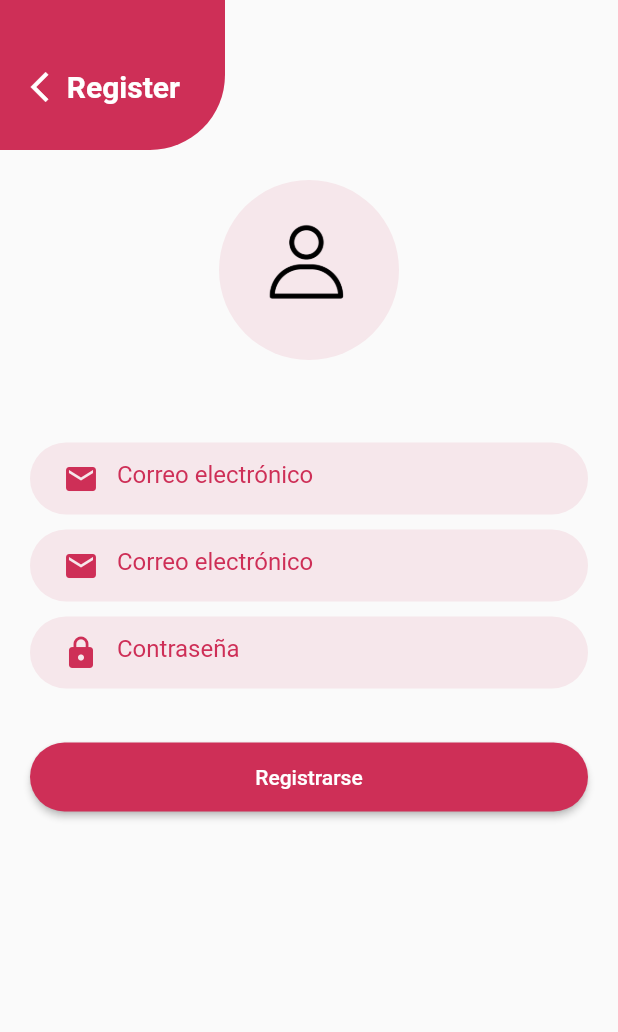
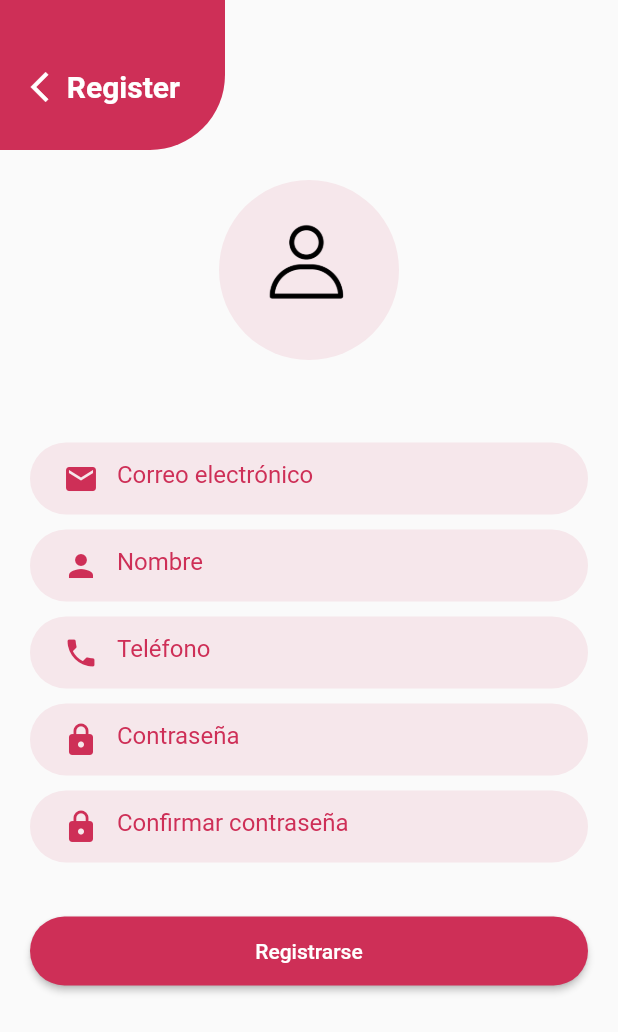
Before and after one commit to JoseGaldamez/chaty, a Flutter app: the screen it shows after launch, after a tap on "Regístrate", on a phone screen of 412 x 824 dp. Shown: the top 1032 px of the screen. Run offline on Flutter 3.47's test engine with Material 2 defaults, Android fonts, the phone set to English and light mode, and no system bars; our stand-ins replace get.

Commit message:
adding controllers login and register

```diff
--- /dev/null
+++ b/lib/src/screens/auth/login/login_controller.dart
@@ -0,0 +1,15 @@
+import 'package:flutter/material.dart';
+import 'package:get/get.dart';
+
+class LoginController extends GetxController {
+  TextEditingController emailController = TextEditingController();
+  TextEditingController passwordController = TextEditingController();
+
+  void login() {
+    String email = emailController.text.trim();
+    String password = passwordController.text.trim();
+
+    print('Email: $email');
+    print('Password: $password');
+  }
+}
--- a/lib/src/screens/auth/login_screen.dart
+++ b/lib/src/screens/auth/login/login_screen.dart
@@ -31,7 +31,7 @@ class LoginScreen extends StatelessWidget {
               ),
             ),
           ),
-          const SizedBox(width: double.infinity, child: LoginForm()),
+          SizedBox(width: double.infinity, child: LoginForm()),
         ],
       ),
     ));
--- /dev/null
+++ b/lib/src/screens/auth/register/register_controller.dart
@@ -0,0 +1,27 @@
+import 'package:flutter/material.dart';
+import 'package:get/get.dart';
+
+class RegisterController extends GetxController {
+  TextEditingController emailController = TextEditingController();
+  TextEditingController passwordController = TextEditingController();
+  TextEditingController nameController = TextEditingController();
+  TextEditingController lastNameController = TextEditingController();
+  TextEditingController phoneController = TextEditingController();
+  TextEditingController confirmPasswordController = TextEditingController();
+
+  void register() {
+    String email = emailController.text.trim();
+    String password = passwordController.text.trim();
+    String name = nameController.text.trim();
+    String lastName = lastNameController.text.trim();
+    String phone = phoneController.text.trim();
+    String confirmPassword = confirmPasswordController.text.trim();
+
+    print('Email: $email');
+    print('Password: $password');
+    print('Name: $name');
+    print('Last Name: $lastName');
+    print('Phone: $phone');
+    print('Confirm Password: $confirmPassword');
+  }
+}
--- a/lib/src/screens/auth/register_screen.dart
+++ b/lib/src/screens/auth/register/register_screen.dart
@@ -1,7 +1,7 @@
 import 'package:flutter/material.dart';
 import 'package:get/get.dart';
-import '../../themes/app_colors.dart';
-import '../../widgets/auth/register_form/register_form.dart';
+import '../../../themes/app_colors.dart';
+import '../../../widgets/auth/register_form/register_form.dart';
 
 class RegisterScreen extends StatelessWidget {
   const RegisterScreen({super.key});
@@ -46,7 +46,7 @@ class RegisterScreen extends StatelessWidget {
               ),
             ),
           ),
-          const SizedBox(width: double.infinity, child: RegisterForm()),
+          SizedBox(width: double.infinity, child: RegisterForm()),
         ],
       ),
     ));
--- a/lib/src/screens/screens.dart
+++ b/lib/src/screens/screens.dart
@@ -1,3 +1,3 @@
-export 'auth/login_screen.dart';
+export 'auth/login/login_screen.dart';
 export 'home/home_screen.dart';
-export 'auth/register_screen.dart';
+export 'auth/register/register_screen.dart';
--- a/lib/src/widgets/auth/login_form/login_form.dart
+++ b/lib/src/widgets/auth/login_form/login_form.dart
@@ -1,9 +1,12 @@
+import 'package:chaty/src/screens/auth/login/login_controller.dart';
 import 'package:chaty/src/themes/app_colors.dart';
 import 'package:flutter/material.dart';
 import 'package:get/get.dart';
 
 class LoginForm extends StatelessWidget {
-  const LoginForm({super.key});
+  LoginForm({super.key});
+
+  LoginController loginController = LoginController();
 
   @override
   Widget build(BuildContext context) {
@@ -17,6 +20,71 @@ class LoginForm extends StatelessWidget {
       ],
     );
   }
+
+  Container _image(BuildContext context) {
+    return Container(
+      margin: EdgeInsets.only(
+          top: 50.0, bottom: MediaQuery.of(context).size.height * 0.2),
+      child: Image.asset("lib/src/assets/imgs/delivery.png",
+          width: 200, height: 200),
+    );
+  }
+
+  Container _emailField() {
+    return Container(
+      margin: const EdgeInsets.symmetric(horizontal: 20.0, vertical: 5),
+      padding: const EdgeInsets.symmetric(horizontal: 10.0),
+      decoration: BoxDecoration(
+        color: AppColors.primaryOpacityColor,
+        borderRadius: BorderRadius.circular(30.0),
+      ),
+      child: TextField(
+        controller: loginController.emailController,
+        keyboardType: TextInputType.emailAddress,
+        decoration: const InputDecoration(
+            hintText: "Correo electrónico",
+            hintStyle: TextStyle(color: AppColors.primaryColor),
+            border: InputBorder.none,
+            prefixIcon: Icon(Icons.email, color: AppColors.primaryColor)),
+      ),
+    );
+  }
+
+  Container _passwordField() {
+    return Container(
+      margin: const EdgeInsets.symmetric(horizontal: 20.0, vertical: 5),
+      padding: const EdgeInsets.symmetric(horizontal: 10.0),
+      decoration: BoxDecoration(
+        color: AppColors.primaryOpacityColor,
+        borderRadius: BorderRadius.circular(30.0),
+      ),
+      child: TextField(
+        controller: loginController.passwordController,
+        keyboardType: TextInputType.visiblePassword,
+        decoration: const InputDecoration(
+            hintText: "Contraseña",
+            hintStyle: TextStyle(color: AppColors.primaryColor),
+            border: InputBorder.none,
+            prefixIcon: Icon(Icons.lock, color: AppColors.primaryColor)),
+      ),
+    );
+  }
+
+  Container _signInButton() => Container(
+        width: double.infinity,
+        margin: const EdgeInsets.symmetric(horizontal: 20.0, vertical: 30),
+        child: ElevatedButton(
+            onPressed: () {
+              loginController.login();
+            },
+            style: ElevatedButton.styleFrom(
+                backgroundColor: AppColors.primaryColor,
+                shape: RoundedRectangleBorder(
+                  borderRadius: BorderRadius.circular(30.0),
+                ),
+                padding: const EdgeInsets.symmetric(vertical: 15)),
+            child: const Text("Ingresar")),
+      );
 
   Row _dontHaveAccount() {
     return Row(
@@ -35,63 +103,4 @@ class LoginForm extends StatelessWidget {
       ],
     );
   }
-
-  Container _signInButton() => Container(
-        width: double.infinity,
-        margin: const EdgeInsets.symmetric(horizontal: 20.0, vertical: 30),
-        child: ElevatedButton(
-            onPressed: () {},
-            style: ElevatedButton.styleFrom(
-                backgroundColor: AppColors.primaryColor,
-                shape: RoundedRectangleBorder(
-                  borderRadius: BorderRadius.circular(30.0),
-                ),
-                padding: const EdgeInsets.symmetric(vertical: 15)),
-            child: const Text("Ingresar")),
-      );
-
-  Container _passwordField() {
-    return Container(
-      margin: const EdgeInsets.symmetric(horizontal: 20.0, vertical: 5),
-      padding: const EdgeInsets.symmetric(horizontal: 10.0),
-      decoration: BoxDecoration(
-        color: AppColors.primaryOpacityColor,
-        borderRadius: BorderRadius.circular(30.0),
-      ),
-      child: const TextField(
-        decoration: InputDecoration(
-            hintText: "Contraseña",
-            hintStyle: TextStyle(color: AppColors.primaryColor),
-            border: InputBorder.none,
-            prefixIcon: Icon(Icons.lock, color: AppColors.primaryColor)),
-      ),
-    );
-  }
-
-  Container _emailField() {
-    return Container(
-      margin: const EdgeInsets.symmetric(horizontal: 20.0, vertical: 5),
-      padding: const EdgeInsets.symmetric(horizontal: 10.0),
-      decoration: BoxDecoration(
-        color: AppColors.primaryOpacityColor,
-        borderRadius: BorderRadius.circular(30.0),
-      ),
-      child: const TextField(
-        decoration: InputDecoration(
-            hintText: "Correo electrónico",
-            hintStyle: TextStyle(color: AppColors.primaryColor),
-            border: InputBorder.none,
-            prefixIcon: Icon(Icons.email, color: AppColors.primaryColor)),
-      ),
-    );
-  }
-
-  Container _image(BuildContext context) {
-    return Container(
-      margin: EdgeInsets.only(
-          top: 50.0, bottom: MediaQuery.of(context).size.height * 0.2),
-      child: Image.asset("lib/src/assets/imgs/delivery.png",
-          width: 200, height: 200),
-    );
-  }
 }
--- a/lib/src/widgets/auth/register_form/register_form.dart
+++ b/lib/src/widgets/auth/register_form/register_form.dart
@@ -1,8 +1,11 @@
+import 'package:chaty/src/screens/auth/register/register_controller.dart';
 import 'package:chaty/src/themes/app_colors.dart';
 import 'package:flutter/material.dart';
 
 class RegisterForm extends StatelessWidget {
-  const RegisterForm({super.key});
+  RegisterForm({super.key});
+
+  RegisterController registerController = RegisterController();
 
   @override
   Widget build(BuildContext context) {
@@ -10,8 +13,10 @@ class RegisterForm extends StatelessWidget {
       children: <Widget>[
         _image(context),
         _emailField(),
-        _emailField(),
+        _nameField(),
+        _phoneField(),
         _passwordField(),
+        _passwordFieldConfirm(),
         _signInButton(),
       ],
     );
@@ -21,7 +26,9 @@ class RegisterForm extends StatelessWidget {
         width: double.infinity,
         margin: const EdgeInsets.symmetric(horizontal: 20.0, vertical: 30),
         child: ElevatedButton(
-            onPressed: () {},
+            onPressed: () {
+              registerController.register();
+            },
             style: ElevatedButton.styleFrom(
                 backgroundColor: AppColors.primaryColor,
                 shape: RoundedRectangleBorder(
@@ -39,9 +46,29 @@ class RegisterForm extends StatelessWidget {
         color: AppColors.primaryOpacityColor,
         borderRadius: BorderRadius.circular(30.0),
       ),
-      child: const TextField(
-        decoration: InputDecoration(
+      child: TextField(
+        controller: registerController.passwordController,
+        decoration: const InputDecoration(
             hintText: "Contraseña",
+            hintStyle: TextStyle(color: AppColors.primaryColor),
+            border: InputBorder.none,
+            prefixIcon: Icon(Icons.lock, color: AppColors.primaryColor)),
+      ),
+    );
+  }
+
+  Container _passwordFieldConfirm() {
+    return Container(
+      margin: const EdgeInsets.symmetric(horizontal: 20.0, vertical: 5),
+      padding: const EdgeInsets.symmetric(horizontal: 10.0),
+      decoration: BoxDecoration(
+        color: AppColors.primaryOpacityColor,
+        borderRadius: BorderRadius.circular(30.0),
+      ),
+      child: TextField(
+        controller: registerController.confirmPasswordController,
+        decoration: const InputDecoration(
+            hintText: "Confirmar contraseña",
             hintStyle: TextStyle(color: AppColors.primaryColor),
             border: InputBorder.none,
             prefixIcon: Icon(Icons.lock, color: AppColors.primaryColor)),
@@ -57,12 +84,53 @@ class RegisterForm extends StatelessWidget {
         color: AppColors.primaryOpacityColor,
         borderRadius: BorderRadius.circular(30.0),
       ),
-      child: const TextField(
-        decoration: InputDecoration(
+      child: TextField(
+        controller: registerController.emailController,
+        keyboardType: TextInputType.emailAddress,
+        decoration: const InputDecoration(
             hintText: "Correo electrónico",
             hintStyle: TextStyle(color: AppColors.primaryColor),
             border: InputBorder.none,
             prefixIcon: Icon(Icons.email, color: AppColors.primaryColor)),
+      ),
+    );
+  }
+
+  Container _nameField() {
+    return Container(
+      margin: const EdgeInsets.symmetric(horizontal: 20.0, vertical: 5),
+      padding: const EdgeInsets.symmetric(horizontal: 10.0),
+      decoration: BoxDecoration(
+        color: AppColors.primaryOpacityColor,
+        borderRadius: BorderRadius.circular(30.0),
+      ),
+      child: TextField(
+        controller: registerController.nameController,
+        decoration: const InputDecoration(
+            hintText: "Nombre",
+            hintStyle: TextStyle(color: AppColors.primaryColor),
+            border: InputBorder.none,
+            prefixIcon: Icon(Icons.person, color: AppColors.primaryColor)),
+      ),
+    );
+  }
+
+  Container _phoneField() {
+    return Container(
+      margin: const EdgeInsets.symmetric(horizontal: 20.0, vertical: 5),
+      padding: const EdgeInsets.symmetric(horizontal: 10.0),
+      decoration: BoxDecoration(
+        color: AppColors.primaryOpacityColor,
+        borderRadius: BorderRadius.circular(30.0),
+      ),
+      child: TextField(
+        controller: registerController.phoneController,
+        keyboardType: TextInputType.phone,
+        decoration: const InputDecoration(
+            hintText: "Teléfono",
+            hintStyle: TextStyle(color: AppColors.primaryColor),
+            border: InputBorder.none,
+            prefixIcon: Icon(Icons.phone, color: AppColors.primaryColor)),
       ),
     );
   }
```
